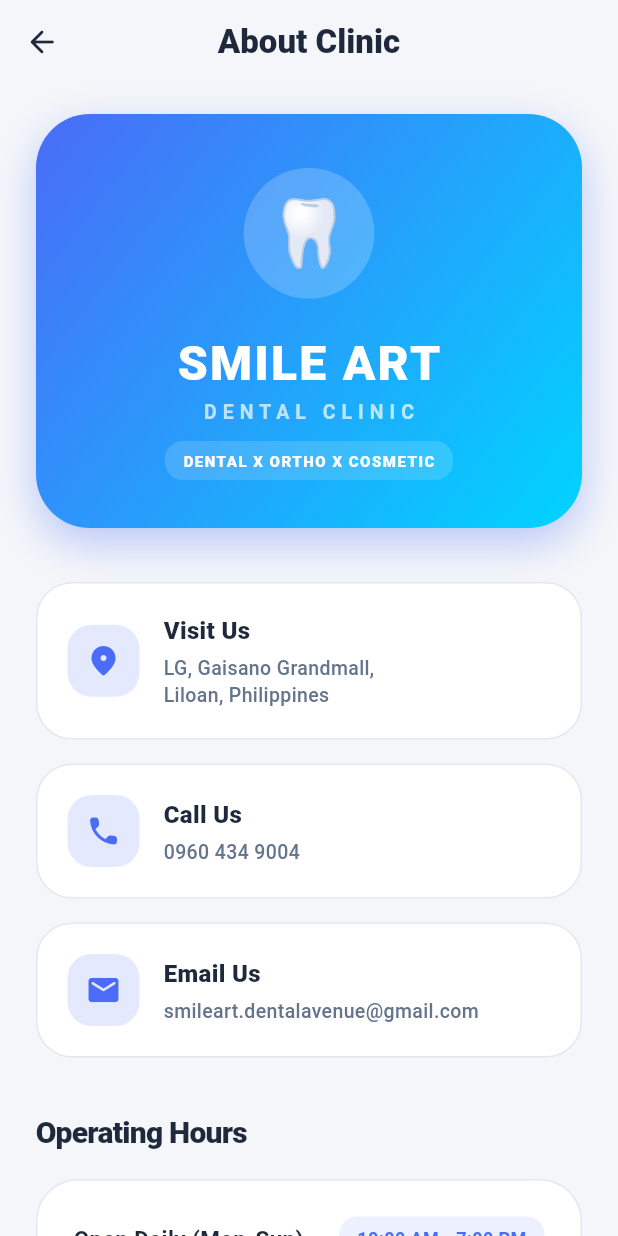
After one commit to justineillustrisimo2026-dev/dental-appointment-system, a Flutter app: the AboutClinicScreen screen opened directly, on a phone screen of 412 x 824 dp. The commit adds this screen. Run offline on Flutter 3.47's test engine with Material 3 defaults, Android fonts, the phone set to English and light mode, and no system bars.

Commit message:
updated dart code

```diff
--- /dev/null
+++ b/lib/screen/dashboard/about_clinic_screen.dart
@@ -0,0 +1,334 @@
+import 'package:flutter/material.dart';
+
+class AboutClinicScreen extends StatelessWidget {
+  const AboutClinicScreen({super.key});
+
+  // ── ☀️ DYNAMIC THEMED (Matches Dashboard Automatically) ──
+  bool isDark(BuildContext c) => Theme.of(c).brightness == Brightness.dark;
+
+  // ── PREMIUM SLATE BLUE DARK MODE ──
+  Color bg(BuildContext c) =>
+      isDark(c) ? const Color(0xFF0F172A) : const Color(0xFFF4F6F9);
+  Color card(BuildContext c) =>
+      isDark(c) ? const Color(0xFF1E293B) : Colors.white;
+  Color surface(BuildContext c) =>
+      isDark(c) ? const Color(0xFF334155) : const Color(0xFFE2E8F0);
+  Color text(BuildContext c) =>
+      isDark(c) ? const Color(0xFFF8FAFC) : const Color(0xFF1E293B);
+  Color textMuted(BuildContext c) =>
+      isDark(c) ? const Color(0xFF94A3B8) : const Color(0xFF64748B);
+  Color border(BuildContext c) =>
+      isDark(c) ? const Color(0xFF475569) : const Color(0xFFE2E8F0);
+
+  Color get primary => const Color(0xFF4A6CF7);
+  Color get accent => const Color(0xFF00D4FF);
+
+  @override
+  Widget build(BuildContext context) {
+    return Scaffold(
+      backgroundColor: bg(context),
+      appBar: AppBar(
+        backgroundColor: bg(context),
+        elevation: 0,
+        centerTitle: true,
+        leading: IconButton(
+          icon: Icon(Icons.arrow_back_rounded, color: text(context)),
+          onPressed: () => Navigator.pop(context),
+        ),
+        title: Text(
+          'About Clinic',
+          style: TextStyle(color: text(context), fontWeight: FontWeight.w900),
+        ),
+      ),
+      body: SingleChildScrollView(
+        physics: const BouncingScrollPhysics(),
+        padding: const EdgeInsets.only(
+          left: 24,
+          right: 24,
+          top: 20,
+          bottom: 60,
+        ),
+        child: Column(
+          children: [
+            // ── HERO BANNER ──
+            Container(
+              width: double.infinity,
+              padding: const EdgeInsets.all(32),
+              decoration: BoxDecoration(
+                gradient: LinearGradient(
+                  colors: [primary, accent],
+                  begin: Alignment.topLeft,
+                  end: Alignment.bottomRight,
+                ),
+                borderRadius: BorderRadius.circular(36),
+                boxShadow: [
+                  BoxShadow(
+                    color: primary.withOpacity(0.35),
+                    blurRadius: 24,
+                    offset: const Offset(0, 10),
+                  ),
+                ],
+              ),
+              child: Column(
+                children: [
+                  Container(
+                    padding: const EdgeInsets.all(16),
+                    decoration: BoxDecoration(
+                      color: Colors.white.withOpacity(0.2),
+                      shape: BoxShape.circle,
+                    ),
+                    child: const Text('🦷', style: TextStyle(fontSize: 44)),
+                  ),
+                  const SizedBox(height: 16),
+                  const Text(
+                    'SMILE ART',
+                    style: TextStyle(
+                      color: Colors.white,
+                      fontSize: 32,
+                      fontWeight: FontWeight.w900,
+                      letterSpacing: 1.5,
+                    ),
+                  ),
+                  const Text(
+                    'DENTAL CLINIC',
+                    style: TextStyle(
+                      color: Colors.white70,
+                      fontSize: 13,
+                      fontWeight: FontWeight.bold,
+                      letterSpacing: 4,
+                    ),
+                  ),
+                  const SizedBox(height: 10),
+                  Container(
+                    padding: const EdgeInsets.symmetric(
+                      horizontal: 12,
+                      vertical: 6,
+                    ),
+                    decoration: BoxDecoration(
+                      color: Colors.white.withOpacity(0.15),
+                      borderRadius: BorderRadius.circular(12),
+                    ),
+                    child: const Text(
+                      'DENTAL X ORTHO X COSMETIC',
+                      style: TextStyle(
+                        color: Colors.white,
+                        fontSize: 10,
+                        fontWeight: FontWeight.w800,
+                        letterSpacing: 1,
+                      ),
+                    ),
+                  ),
+                ],
+              ),
+            ),
+            const SizedBox(height: 36),
+
+            // ── EXACT CLINIC DETAILS ──
+            _infoCard(
+              context,
+              Icons.location_on_rounded,
+              'Visit Us',
+              'LG, Gaisano Grandmall,\nLiloan, Philippines',
+            ),
+            const SizedBox(height: 16),
+            _infoCard(context, Icons.phone_rounded, 'Call Us', '0960 434 9004'),
+            const SizedBox(height: 16),
+            _infoCard(
+              context,
+              Icons.email_rounded,
+              'Email Us',
+              'smileart.dentalavenue@gmail.com',
+            ),
+            const SizedBox(height: 36),
+
+            // ── EXACT CLINIC HOURS ──
+            Align(
+              alignment: Alignment.centerLeft,
+              child: Text(
+                'Operating Hours',
+                style: TextStyle(
+                  color: text(context),
+                  fontSize: 20,
+                  fontWeight: FontWeight.w900,
+                  letterSpacing: -0.5,
+                ),
+              ),
+            ),
+            const SizedBox(height: 16),
+            Container(
+              padding: const EdgeInsets.all(24),
+              decoration: BoxDecoration(
+                color: card(context),
+                borderRadius: BorderRadius.circular(28),
+                border: Border.all(color: border(context)),
+              ),
+              child: Column(
+                children: [
+                  _hourRow(
+                    context,
+                    'Open Daily (Mon-Sun)',
+                    '10:00 AM - 7:00 PM',
+                    true,
+                  ),
+                ],
+              ),
+            ),
+            const SizedBox(height: 36),
+
+            // ── OUR TEAM ──
+            Align(
+              alignment: Alignment.centerLeft,
+              child: Text(
+                'Meet Our Specialists',
+                style: TextStyle(
+                  color: text(context),
+                  fontSize: 20,
+                  fontWeight: FontWeight.w900,
+                  letterSpacing: -0.5,
+                ),
+              ),
+            ),
+            const SizedBox(height: 16),
+            _docCard(context, 'Dr. Justine Illustrisimo', 'Lead Orthodontist'),
+            _docCard(context, 'Dr. Sarah Smith', 'General Dentist'),
+            _docCard(context, 'Dr. Michael Chen', 'Oral Surgeon'),
+            _docCard(context, 'Dr. Maria Santos', 'Prosthodontist'),
+
+            const SizedBox(height: 24),
+          ],
+        ),
+      ),
+    );
+  }
+
+  // ── HELPER WIDGETS ──
+  Widget _infoCard(BuildContext c, IconData icon, String title, String desc) =>
+      Container(
+        padding: const EdgeInsets.all(20),
+        decoration: BoxDecoration(
+          color: card(c),
+          borderRadius: BorderRadius.circular(24),
+          border: Border.all(color: border(c)),
+        ),
+        child: Row(
+          children: [
+            Container(
+              padding: const EdgeInsets.all(12),
+              decoration: BoxDecoration(
+                color: primary.withOpacity(0.15),
+                borderRadius: BorderRadius.circular(16),
+              ),
+              child: Icon(icon, color: primary, size: 24),
+            ),
+            const SizedBox(width: 16),
+            Expanded(
+              child: Column(
+                crossAxisAlignment: CrossAxisAlignment.start,
+                children: [
+                  Text(
+                    title,
+                    style: TextStyle(
+                      color: text(c),
+                      fontSize: 16,
+                      fontWeight: FontWeight.w900,
+                    ),
+                  ),
+                  const SizedBox(height: 4),
+                  Text(
+                    desc,
+                    style: TextStyle(
+                      color: textMuted(c),
+                      fontSize: 13,
+                      height: 1.4,
+                      fontWeight: FontWeight.w500,
+                    ),
+                  ),
+                ],
+              ),
+            ),
+          ],
+        ),
+      );
+
+  Widget _hourRow(BuildContext c, String day, String time, bool open) => Row(
+    mainAxisAlignment: MainAxisAlignment.spaceBetween,
+    children: [
+      Text(
+        day,
+        style: TextStyle(
+          color: text(c),
+          fontWeight: FontWeight.bold,
+          fontSize: 15,
+        ),
+      ),
+      Container(
+        padding: const EdgeInsets.symmetric(horizontal: 12, vertical: 6),
+        decoration: BoxDecoration(
+          color: open
+              ? primary.withOpacity(0.1)
+              : const Color(0xFFEF4444).withOpacity(0.1),
+          borderRadius: BorderRadius.circular(12),
+        ),
+        child: Text(
+          time,
+          style: TextStyle(
+            color: open ? primary : const Color(0xFFEF4444),
+            fontWeight: FontWeight.bold,
+            fontSize: 12,
+          ),
+        ),
+      ),
+    ],
+  );
+
+  Widget _docCard(BuildContext c, String n, String s) => Container(
+    margin: const EdgeInsets.only(bottom: 12),
+    padding: const EdgeInsets.all(16),
+    decoration: BoxDecoration(
+      color: card(c),
+      borderRadius: BorderRadius.circular(20),
+      border: Border.all(color: border(c)),
+    ),
+    child: Row(
+      children: [
+        CircleAvatar(
+          radius: 24,
+          backgroundColor: primary.withOpacity(0.15),
+          child: Text(
+            n[4],
+            style: TextStyle(
+              color: primary,
+              fontWeight: FontWeight.bold,
+              fontSize: 20,
+            ),
+          ),
+        ),
+        const SizedBox(width: 16),
+        Expanded(
+          child: Column(
+            crossAxisAlignment: CrossAxisAlignment.start,
+            children: [
+              Text(
+                n,
+                style: TextStyle(
+                  color: text(c),
+                  fontWeight: FontWeight.bold,
+                  fontSize: 16,
+                ),
+              ),
+              const SizedBox(height: 2),
+              Text(
+                s,
+                style: TextStyle(
+                  color: textMuted(c),
+                  fontSize: 13,
+                  fontWeight: FontWeight.w500,
+                ),
+              ),
+            ],
+          ),
+        ),
+      ],
+    ),
+  );
+}
```
Also changed, not shown: lib/screen/dashboard/calendar_screen.dart (+7 -0 lines), lib/screen/dashboard/dashboard_screen.dart (+131 -3 lines).
